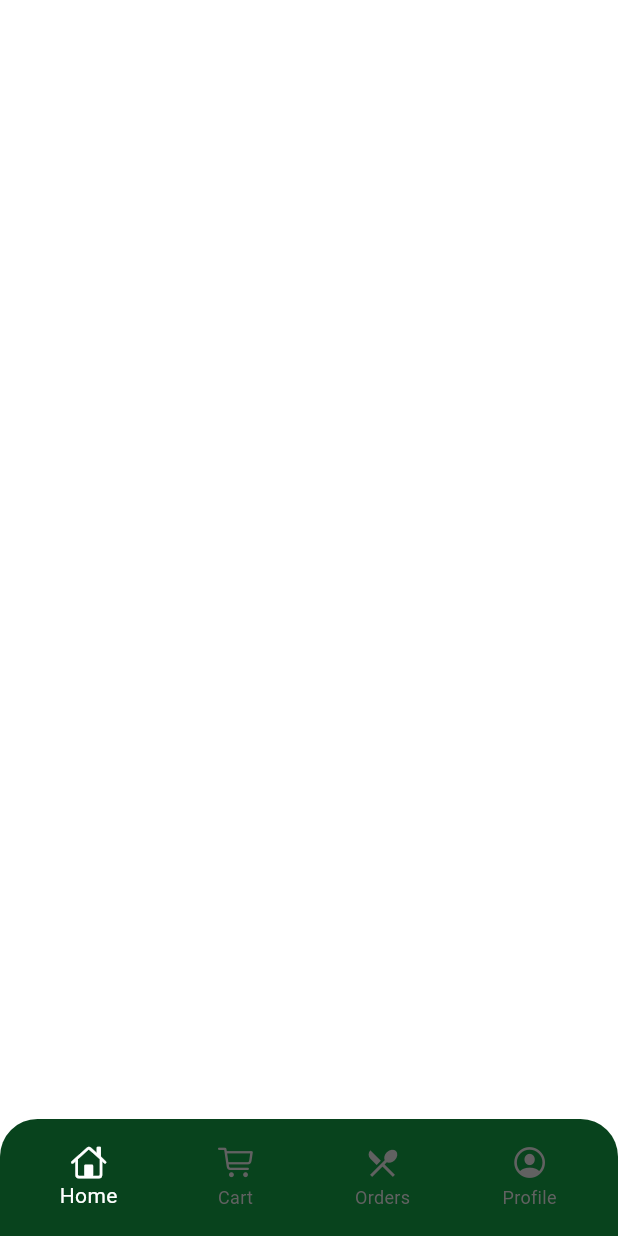
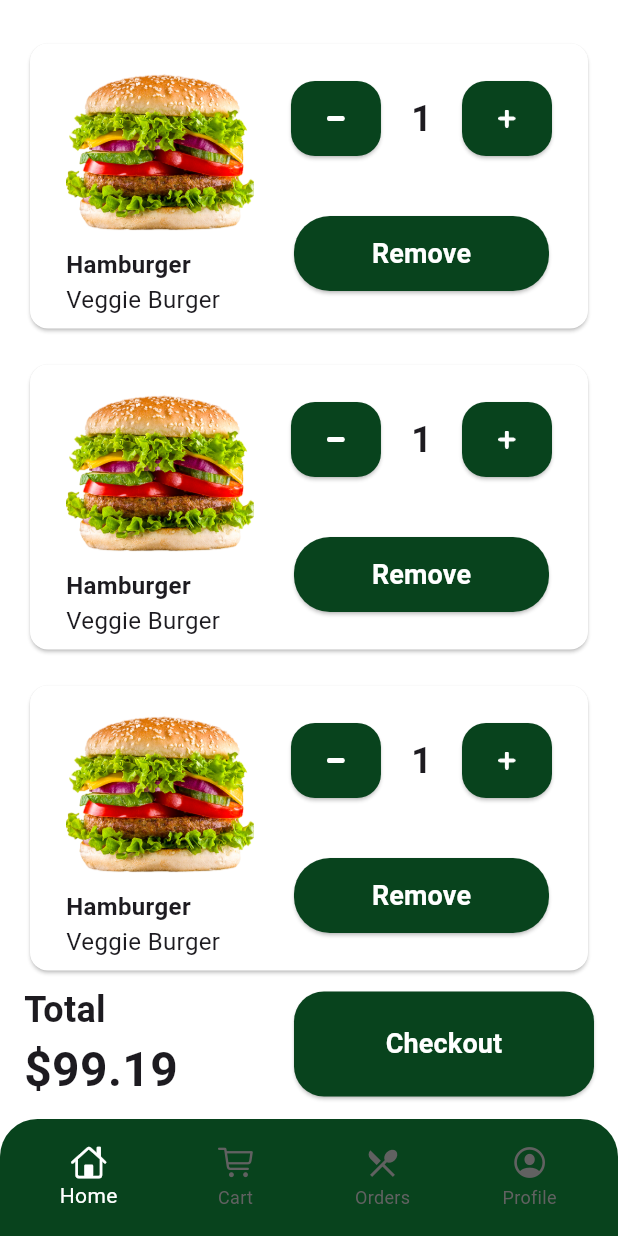
Before and after one commit to oreWaOsama/hungry_app, a Flutter app: the screen it shows after launch, swiped to page 2, on a phone screen of 412 x 824 dp. Run offline on Flutter 3.47's test engine with Material 3 defaults, Android fonts, the phone set to English and light mode, and no system bars; our stand-ins replace flutter_svg, gap.

Commit message:
cart view ui done

```diff
--- a/lib/core/constants/app_assets.dart
+++ b/lib/core/constants/app_assets.dart
@@ -6,4 +6,7 @@ class AppAssets {
   static const String spicyNormal = 'assets/spicy/normal.png';
   static const String spicySpicy = 'assets/spicy/spicy.png';
   static const String tomato = 'assets/spicy/tomato.png';
+  static const String test2 = 'assets/details/test2.png';
+  static const String minus = 'assets/details/minus.png';
+  static const String plus = 'assets/details/plus.png';
 }
--- a/lib/features/cart/views/cart_view.dart
+++ b/lib/features/cart/views/cart_view.dart
@@ -1,10 +1,102 @@
 import 'package:flutter/material.dart';
+import 'package:gap/gap.dart';
+import 'package:hungry_app/core/constants/app_assets.dart';
+import 'package:hungry_app/core/constants/app_colors.dart';
+import 'package:hungry_app/features/cart/widgets/cart_item.dart';
+import 'package:hungry_app/shared/custom_button.dart';
+import 'package:hungry_app/shared/custom_text.dart';
 
-class CartView extends StatelessWidget {
+class CartView extends StatefulWidget {
   const CartView({super.key});
 
   @override
+  State<CartView> createState() => _CartViewState();
+}
+
+class _CartViewState extends State<CartView> {
+ final  int numberOfItems = 20;
+  late List<int> numberOfItemsList;
+
+  @override
+  void initState() {
+    numberOfItemsList = List.generate(20, (_) => 1);
+    super.initState();
+  }
+
+  void _addItem(int index) {
+    setState(() {
+      numberOfItemsList[index]++;
+    });
+  }
+
+  void _removeItem(int index) {
+    setState(() {
+      if (numberOfItemsList[index] > 1) {
+        numberOfItemsList[index]--;
+      }
+    });
+  }
+
+  @override
   Widget build(BuildContext context) {
-    return Scaffold();
+    return Scaffold(
+      body: Padding(
+        padding: const EdgeInsets.symmetric(horizontal: 16.0),
+        child: SafeArea(
+          child: Column(
+            children: [
+              Gap(25),
+              Expanded(
+                child: ListView.separated(
+                    itemCount:numberOfItems,
+                  itemBuilder: (BuildContext context, int index) {
+                    return CartItem(
+                      imagepath: AppAssets.test2,
+                      title: 'Hamburger',
+                      desc: 'Veggie Burger',
+                      numberOfItems: numberOfItemsList[index],
+                      onAdd: () => _addItem(index),
+                      onRemove: () => _removeItem(index),
+                    );
+                  },
+                  separatorBuilder: (BuildContext context, int index) =>
+                      Gap(16),
+
+                ),
+              ),
+              Row(
+                children: [
+                  Column(
+                    crossAxisAlignment: .start,
+                    children: [
+                      CustomText(
+                        text: 'Total',
+                        size: 24,
+                        fontWeight: FontWeight.w600,
+                      ),
+                      CustomText(
+                        text: '\$${99.19}',
+                        size: 32,
+                        fontWeight: FontWeight.w700,
+                      ),
+                    ],
+                  ),
+                  Spacer(),
+                  CustomButton(
+                    title: 'Checkout',
+                    onPressed: () {},
+                    width: 200,
+                    radius: 20,
+                    backgroundColor: AppColors.primary,
+                    textColor: Colors.white,
+                  ),
+                ],
+              ),
+              Gap(10),
+            ],
+          ),
+        ),
+      ),
+    );
   }
 }
--- /dev/null
+++ b/lib/features/cart/widgets/cart_item.dart
@@ -0,0 +1,98 @@
+import 'package:flutter/material.dart';
+import 'package:gap/gap.dart';
+import 'package:hungry_app/core/constants/app_assets.dart';
+import 'package:hungry_app/core/constants/app_colors.dart';
+import 'package:hungry_app/shared/custom_button.dart';
+import 'package:hungry_app/shared/custom_text.dart';
+
+class CartItem extends StatelessWidget {
+  final String imagepath, title, desc;
+  final Function()? onAdd, onRemove, onRemoveItem;
+  final int numberOfItems;
+
+  const CartItem({
+    super.key,
+    required this.imagepath,
+    required this.title,
+    required this.desc,
+     this.onAdd,
+     this.onRemove,
+     this.onRemoveItem,
+    required this.numberOfItems,
+  });
+
+  @override
+  Widget build(BuildContext context) {
+    return Card(
+      color: Colors.white,
+      child: Padding(
+        padding: const EdgeInsets.symmetric(vertical: 8.0, horizontal: 24.0),
+        child: Row(
+          children: [
+            Column(
+              crossAxisAlignment: .start,
+              children: [
+                Image.asset(
+                  imagepath,
+                  width: 125,
+                  height: 125,
+                  fit: BoxFit.cover,
+                ),
+                Gap(3),
+                CustomText(text: title, size: 16, fontWeight: FontWeight.w600),
+
+                CustomText(text: desc, size: 16),
+              ],
+            ),
+            const Spacer(),
+            Column(
+              children: [
+                Row(
+                  children: [
+                    CustomButton(
+                      onPressed: onRemove ?? () {},
+                      width: 40,
+                      height: 50,
+                      backgroundColor: AppColors.primary,
+                      textColor: Colors.white,
+                      child: Image.asset(
+                        AppAssets.minus,
+                        width: 12,
+                        height: 12,
+                      ),
+                    ),
+                    Gap(20),
+                    CustomText(
+                      text: '$numberOfItems',
+                      size: 24,
+                      fontWeight: FontWeight.w600,
+                    ),
+                    Gap(20),
+                    CustomButton(
+                      onPressed: onAdd?? () {},
+                      width: 40,
+                      height: 50,
+                      backgroundColor: AppColors.primary,
+                      textColor: Colors.white,
+                      child: Image.asset(AppAssets.plus, width: 12, height: 12),
+                    ),
+                  ],
+                ),
+                Gap(40),
+                CustomButton(
+                  onPressed: onRemoveItem?? () {},
+                  width: 170,
+                  height: 50,
+                  radius: 24,
+                  title: 'Remove',
+                  textColor: Colors.white,
+                  backgroundColor: AppColors.primary,
+                ),
+              ],
+            ),
+          ],
+        ),
+      ),
+    );
+  }
+}
--- a/lib/shared/custom_button.dart
+++ b/lib/shared/custom_button.dart
@@ -3,23 +3,29 @@ import 'package:hungry_app/core/constants/app_colors.dart';
 import 'package:hungry_app/shared/custom_text.dart';
 
 class CustomButton extends StatelessWidget {
-  final String title;
+  final String? title;
   final VoidCallback onPressed;
   final Color? backgroundColor;
   final Color? foregroundColor;
   final Color? textColor;
   final double? width;
+  final double? height;
   final double? radius;
+  final double? textSize;
+  final Widget? child;
 
   const CustomButton({
     super.key,
-    required this.title,
+     this.title,
     required this.onPressed,
     this.backgroundColor,
     this.foregroundColor,
     this.textColor,
     this.width,
+    this.height,
+    this.textSize,
     this.radius,
+    this.child,
   });
 
   @override
@@ -29,12 +35,14 @@ class CustomButton extends StatelessWidget {
       style: ElevatedButton.styleFrom(
         backgroundColor: backgroundColor ?? Colors.white,
         foregroundColor: foregroundColor ?? AppColors.primary,
-        minimumSize: Size(width ?? double.infinity, 70),
-        shape: RoundedRectangleBorder(borderRadius: BorderRadius.circular(radius ?? 16)),
+        minimumSize: Size(width ?? double.infinity, height ?? 70),
+        shape: RoundedRectangleBorder(
+          borderRadius: BorderRadius.circular(radius ?? 16),
+        ),
       ),
-      child: CustomText(
-        text: title,
-        size: 18,
+      child:child ?? CustomText(
+        text: title ??'',
+        size: textSize ?? 18,
         color: textColor ?? AppColors.primary,
         fontWeight: FontWeight.w600,
       ),
```
Also changed, not shown: assets/details/minus.png (added), assets/details/plus.png (added), assets/details/test2.png (added).
